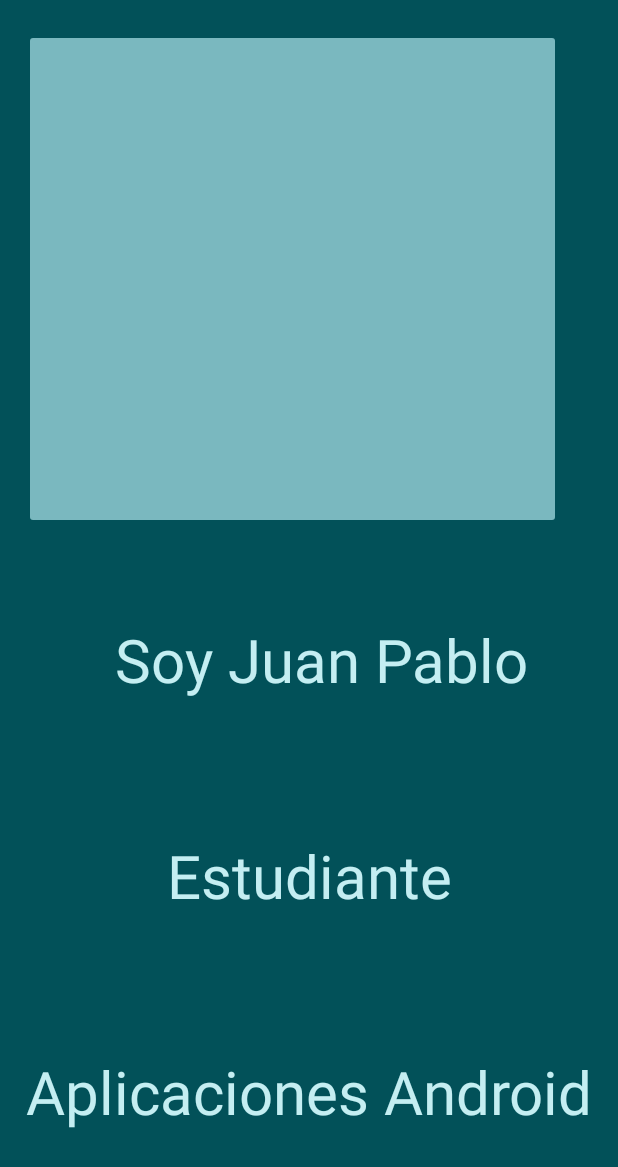
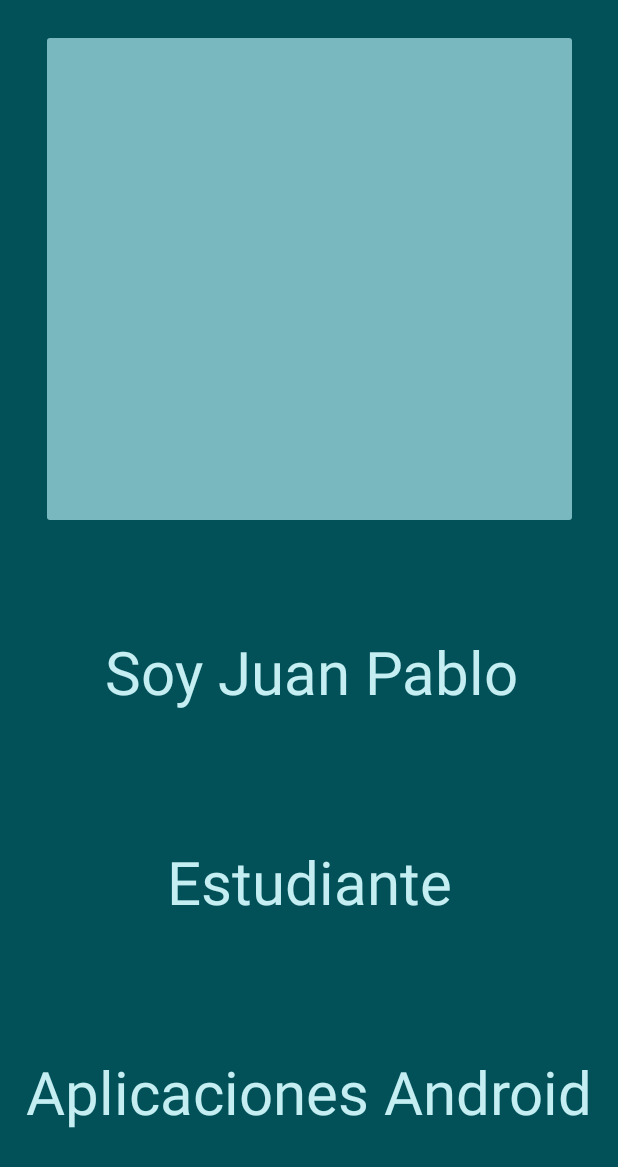
Before and after one commit to JpVargass/modulo4_SprintFinal, an Android app: the screen it shows after launch (MainActivity), on a phone screen of 412 x 824 dp. Shown: the top 1167 px of the screen. Run offline under Robolectric (Android 15) with nearby library versions, the phone set to English and light mode, and no system bars.

Commit message:
corrección de llamar

```diff
--- a/app/src/main/java/cl/jpvs/modulo4_sprintfinal/SecondActivity.java
+++ b/app/src/main/java/cl/jpvs/modulo4_sprintfinal/SecondActivity.java
@@ -32,7 +32,7 @@ binding.btnLlamarWsp.setOnClickListener(new View.OnClickListener() {
     public void onClick(View v) {
         String myphonenumber = "+56983603323";
         Intent intent = new Intent(Intent.ACTION_DIAL);
-        intent.setData(Uri.parse("Phone: "+myphonenumber ));
+        intent.setData(Uri.parse("tel:"+myphonenumber ));
         startActivity(intent);
 
 
--- a/app/src/main/res/layout/activity_main.xml
+++ b/app/src/main/res/layout/activity_main.xml
@@ -39,7 +39,7 @@
         android:backgroundTint="@color/paleta3"
         app:layout_constraintBottom_toBottomOf="parent"
         app:layout_constraintEnd_toEndOf="parent"
-        app:layout_constraintHorizontal_bias="0.301"
+        app:layout_constraintHorizontal_bias="0.5"
         app:layout_constraintStart_toStartOf="parent"
         app:layout_constraintTop_toTopOf="parent"
         app:layout_constraintVertical_bias="0.04"
@@ -48,12 +48,12 @@
     <TextView
         android:id="@+id/textViewLinea1"
         style="@style/styleTextLayoutMain"
-        android:layout_width="0dp"
+        android:layout_width="409dp"
         android:layout_height="wrap_content"
-        android:layout_marginTop="60dp"
+        android:layout_marginTop="68dp"
         android:text="Soy Juan Pablo"
         app:layout_constraintEnd_toEndOf="parent"
-        app:layout_constraintHorizontal_bias="0.0"
+        app:layout_constraintHorizontal_bias="1.0"
         app:layout_constraintStart_toStartOf="@+id/imageBtn"
         app:layout_constraintTop_toBottomOf="@+id/imageBtn" />
 
```
